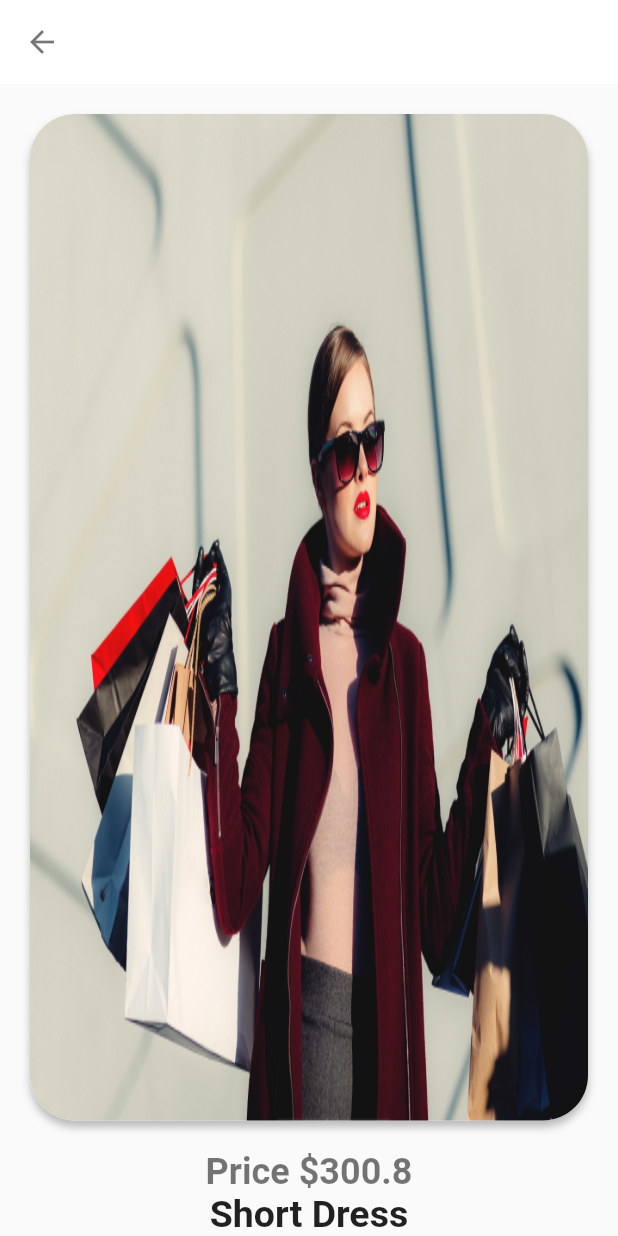
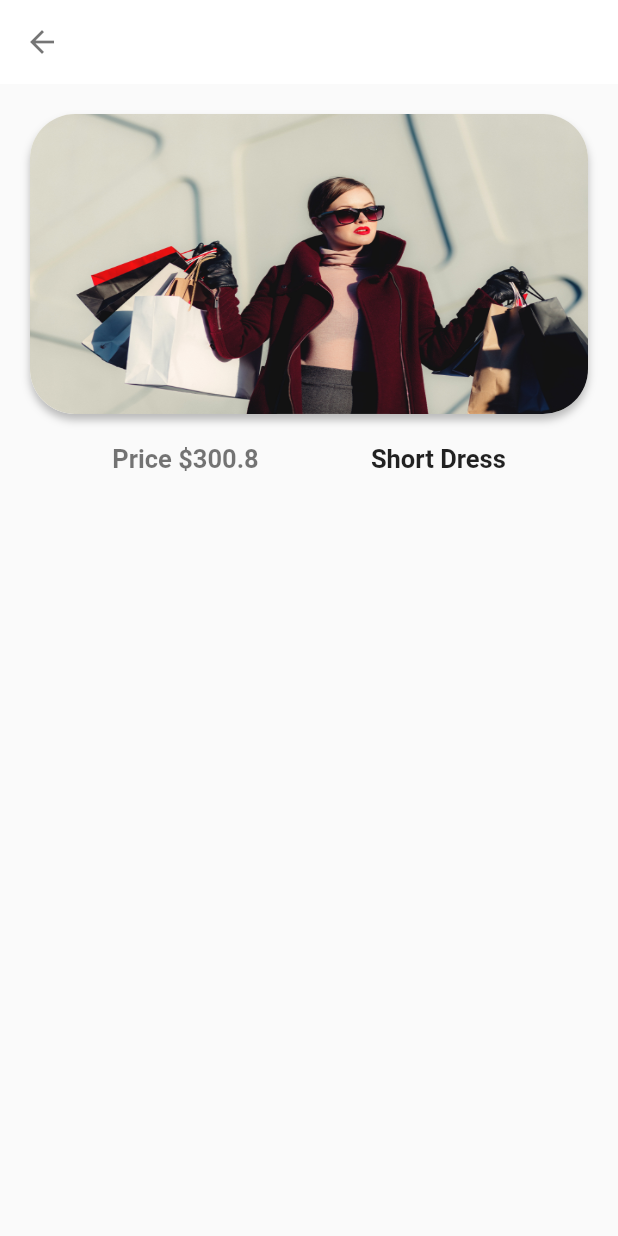
Before and after one commit to aresrana/fashionapp, a Flutter app: the DetailsScreen screen opened directly with sample values from the repository, on a phone screen of 412 x 824 dp. Run offline on Flutter 3.47's test engine with Material 2 defaults, Android fonts, the phone set to English and light mode, and no system bars; our stand-ins replace flutter_svg, google_fonts.

```diff
--- a/lib/screens/details.dart
+++ b/lib/screens/details.dart
@@ -22,13 +22,15 @@ class _DetailsScreenState extends State<DetailsScreen> {
       ),
       body: Column(
         children: <Widget>[
-          Expanded(
-              flex: 2,
-              child: Padding(
+
+
+             Padding(
                 padding: const EdgeInsets.all(20.0),
                 child: Hero(
                   tag: widget.data.imageName,
                   child: Container(
+                    height: 200,
+
                     decoration: BoxDecoration(
                         color: Colors.white,
                         borderRadius: BorderRadius.circular(30),
@@ -36,7 +38,9 @@ class _DetailsScreenState extends State<DetailsScreen> {
                             image: AssetImage(
                               widget.data.imageName,
                             ),
-                            fit: BoxFit.fill),
+                            fit: BoxFit.fill,
+
+                        ),
                         boxShadow: const [
                           BoxShadow(
                               offset: Offset(0, 4),
@@ -45,28 +49,32 @@ class _DetailsScreenState extends State<DetailsScreen> {
                         ]),
                   ),
                 ),
-              )),
+              ),
+       Row(
+         mainAxisAlignment: MainAxisAlignment.spaceEvenly,
+
+         children :<Widget> [
 
        Text(
                 "Price \$${widget.data.price}",
                 style: const TextStyle(
                     color: Colors.black54,
-                    fontSize: 24,
+                    fontSize: 17,
                     fontWeight: FontWeight.bold),
               ),
           Text(
             widget.data.title,
             style: const TextStyle(
                 color: Colors.black87,
-                fontSize: 25,
+                fontSize: 17,
                 fontWeight: FontWeight.bold),
           ),
 
 
+      ]
 
 
-
-        ],
+       )],
       ),
     );
   }
```
